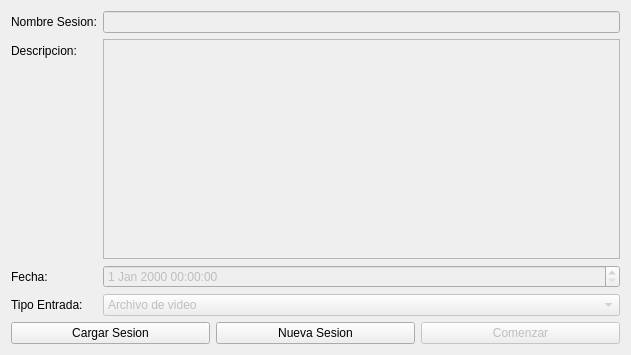
Before: the Qt Designer form src/GUIFramework/IPSModule/IPSs/GUIWaveHeightIPS/guiwaveheightips.ui in aguperezpala/hvdrt, drawn with Qt 5.
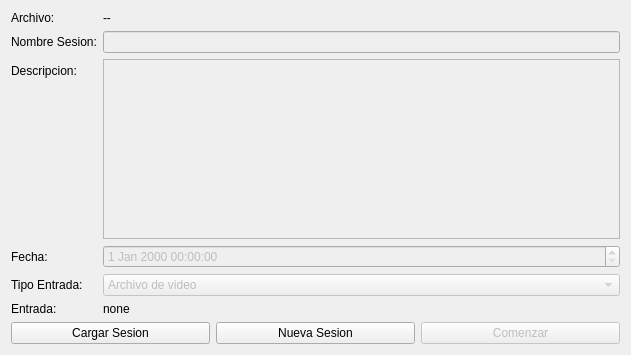
After: the same form once the commit is applied.

What changed in the file:
```diff
--- a/src/GUIFramework/IPSModule/IPSs/GUIWaveHeightIPS/guiwaveheightips.ui
+++ b/src/GUIFramework/IPSModule/IPSs/GUIWaveHeightIPS/guiwaveheightips.ui
@@ -19,56 +19,56 @@
      <property name="fieldGrowthPolicy">
       <enum>QFormLayout::AllNonFixedFieldsGrow</enum>
      </property>
-     <item row="0" column="0">
+     <item row="1" column="0">
       <widget class="QLabel" name="label">
        <property name="text">
         <string>Nombre Sesion:</string>
        </property>
       </widget>
      </item>
-     <item row="0" column="1">
+     <item row="1" column="1">
       <widget class="QLineEdit" name="sesionLineEdit">
        <property name="enabled">
         <bool>false</bool>
        </property>
       </widget>
      </item>
-     <item row="1" column="0">
+     <item row="2" column="0">
       <widget class="QLabel" name="label_2">
        <property name="text">
         <string>Descripcion:</string>
        </property>
       </widget>
      </item>
-     <item row="1" column="1">
+     <item row="2" column="1">
       <widget class="QPlainTextEdit" name="descriptionTextEdit">
        <property name="enabled">
         <bool>false</bool>
        </property>
       </widget>
      </item>
-     <item row="2" column="0">
+     <item row="3" column="0">
       <widget class="QLabel" name="label_3">
        <property name="text">
         <string>Fecha:</string>
        </property>
       </widget>
      </item>
-     <item row="2" column="1">
+     <item row="3" column="1">
       <widget class="QDateTimeEdit" name="dateTimeEdit">
        <property name="enabled">
         <bool>false</bool>
        </property>
       </widget>
      </item>
-     <item row="3" column="0">
+     <item row="4" column="0">
       <widget class="QLabel" name="label_4">
        <property name="text">
         <string>Tipo Entrada:</string>
        </property>
       </widget>
      </item>
-     <item row="3" column="1">
+     <item row="4" column="1">
       <widget class="QComboBox" name="comboBox">
        <property name="enabled">
         <bool>false</bool>
@@ -85,6 +85,34 @@
        </item>
       </widget>
      </item>
+     <item row="0" column="0">
+      <widget class="QLabel" name="label_5">
+       <property name="text">
+        <string>Archivo:</string>
+       </property>
+      </widget>
+     </item>
+     <item row="0" column="1">
+      <widget class="QLabel" name="fileLabel">
+       <property name="text">
+        <string>--</string>
+       </property>
+      </widget>
+     </item>
+     <item row="5" column="0">
+      <widget class="QLabel" name="label_6">
+       <property name="text">
+        <string>Entrada:</string>
+       </property>
+      </widget>
+     </item>
+     <item row="5" column="1">
+      <widget class="QLabel" name="inputLabel">
+       <property name="text">
+        <string>none</string>
+       </property>
+      </widget>
+     </item>
     </layout>
    </item>
    <item>
```
